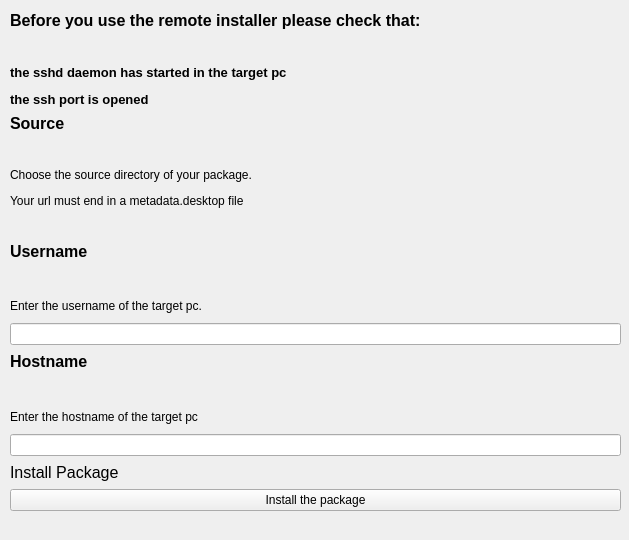
Qt form plasmate/publisher/remoteinstaller/remoteinstaller.ui (KDE/plasma-sdk) before a commit.
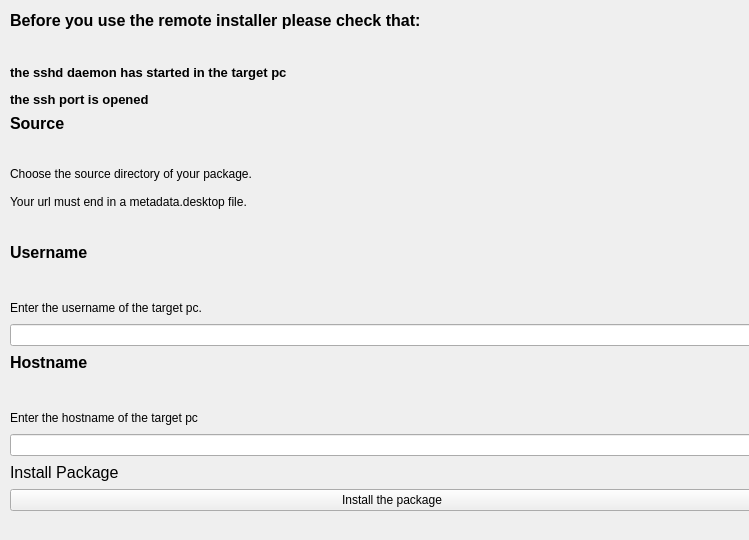
The same form after that commit. Custom widgets are drawn as their Qt base class.

Commit message: simplif/fix strings in .ui files

```diff
--- a/plasmate/publisher/remoteinstaller/remoteinstaller.ui
+++ b/plasmate/publisher/remoteinstaller/remoteinstaller.ui
@@ -6,7 +6,7 @@
    <rect>
     <x>0</x>
     <y>0</y>
-    <width>629</width>
+    <width>749</width>
     <height>540</height>
    </rect>
   </property>
@@ -21,7 +21,7 @@
     <rect>
      <x>10</x>
      <y>10</y>
-     <width>611</width>
+     <width>764</width>
      <height>501</height>
     </rect>
    </property>
@@ -56,7 +56,9 @@
     <item>
      <widget class="QLabel" name="srcLabel2">
       <property name="text">
-       <string>&lt;html&gt;&lt;head/&gt;&lt;body&gt;&lt;p&gt;Choose the source directory of your package.&lt;/p&gt;&lt;p&gt;Your url must end in a metadata.desktop file&lt;/p&gt;&lt;/body&gt;&lt;/html&gt;</string>
+       <string>Choose the source directory of your package.
+
+Your url must end in a metadata.desktop file.</string>
       </property>
      </widget>
     </item>
@@ -76,7 +78,7 @@
     <item>
      <widget class="QLabel" name="label_3">
       <property name="text">
-       <string>&lt;html&gt;&lt;head/&gt;&lt;body&gt;&lt;p&gt;Enter the username of the target pc.&lt;/p&gt;&lt;/body&gt;&lt;/html&gt;</string>
+       <string>Enter the username of the target pc.</string>
       </property>
      </widget>
     </item>
```
The commit also changes 3 other files.
